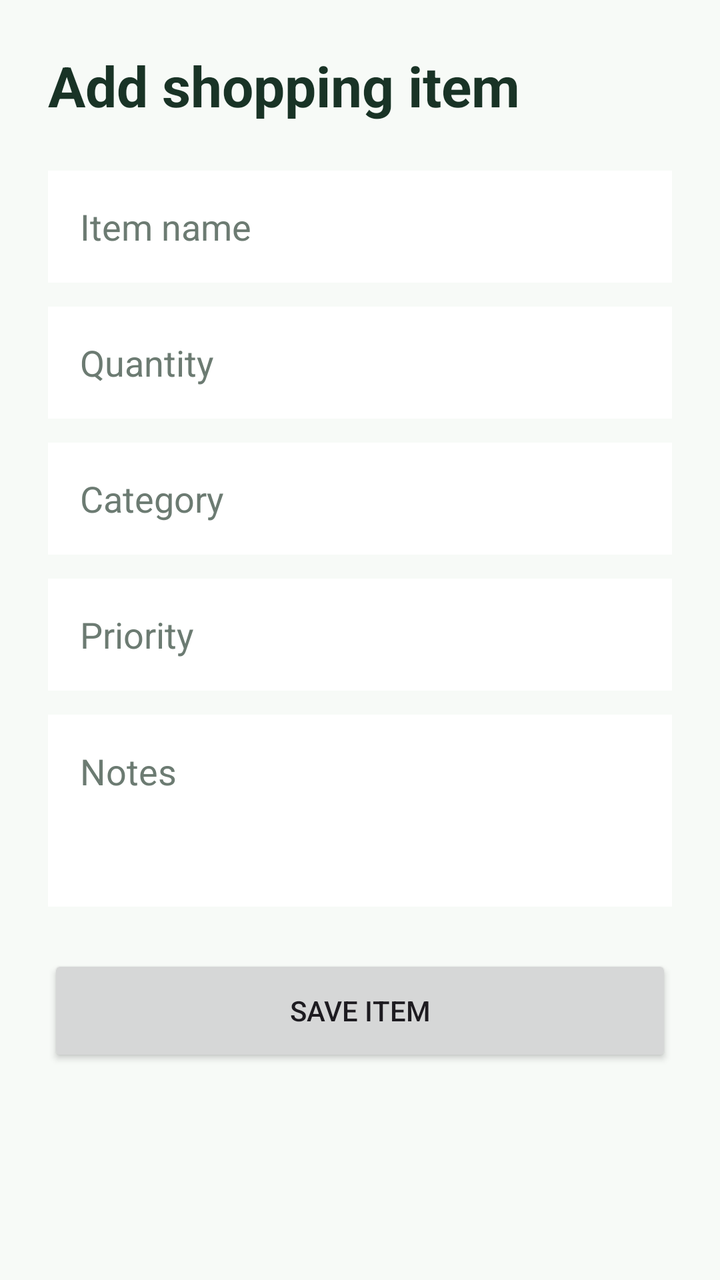
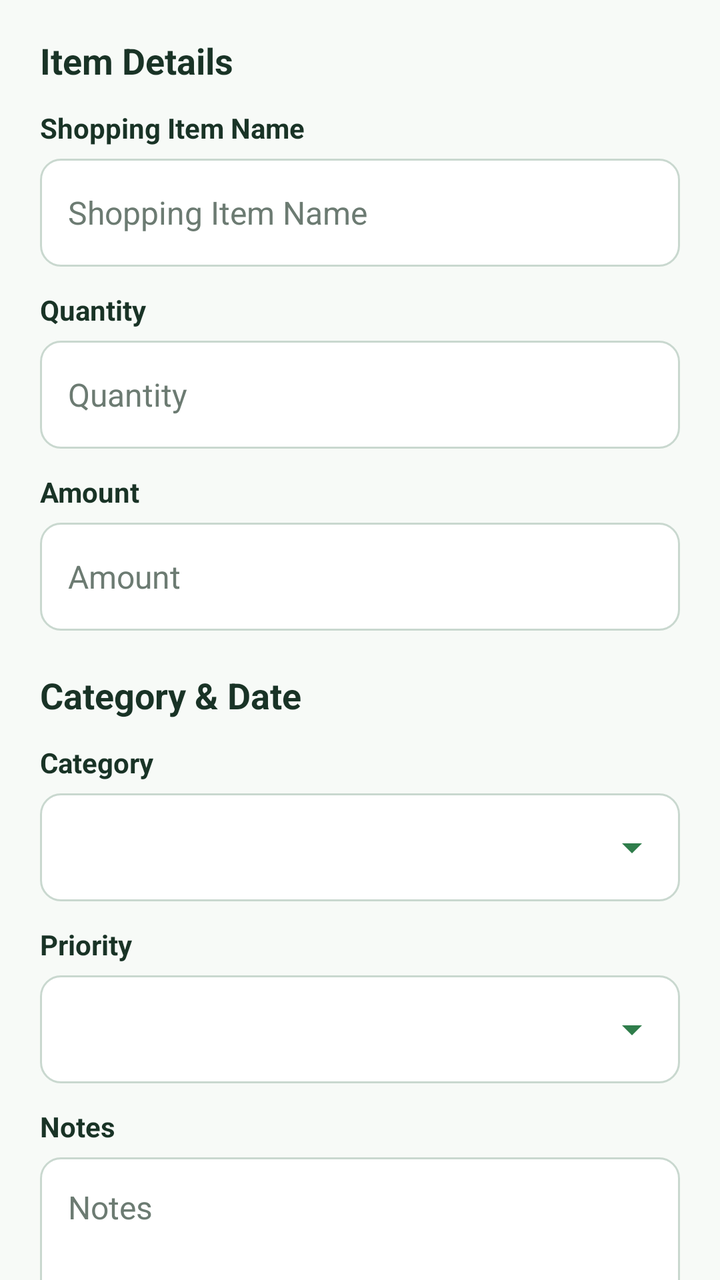

Before-and-after screenshots of an Android layout around one commit, followed by the original layout XML and the change that was made.
<!-- AndroidManifest.xml: application theme Theme.QuickCart -->
<!-- res/layout/fragment_add_item.xml -->
<?xml version="1.0" encoding="utf-8"?>
<androidx.core.widget.NestedScrollView xmlns:android="http://schemas.android.com/apk/res/android"
    xmlns:tools="http://schemas.android.com/tools"
    android:layout_width="match_parent"
    android:layout_height="match_parent"
    android:background="#F7FAF7"
    tools:context=".AddItemFragment">

    <LinearLayout
        android:layout_width="match_parent"
        android:layout_height="wrap_content"
        android:orientation="vertical"
        android:padding="24dp">

        <TextView
            android:id="@+id/textview_add_item_title"
            android:layout_width="match_parent"
            android:layout_height="wrap_content"
            android:text="@string/add_item_title"
            android:textColor="#193326"
            android:textSize="28sp"
            android:textStyle="bold" />

        <EditText
            android:id="@+id/edittext_item_name"
            android:layout_width="match_parent"
            android:layout_height="56dp"
            android:layout_marginTop="24dp"
            android:background="#FFFFFF"
            android:hint="@string/item_name_hint"
            android:inputType="textCapWords"
            android:paddingStart="16dp"
            android:paddingEnd="16dp"
            android:singleLine="true"
            android:textColor="#26352D"
            android:textColorHint="#6C7B72" />

        <EditText
            android:id="@+id/edittext_item_quantity"
            android:layout_width="match_parent"
            android:layout_height="56dp"
            android:layout_marginTop="12dp"
            android:background="#FFFFFF"
            android:hint="@string/item_quantity_hint"
            android:inputType="textCapWords"
            android:paddingStart="16dp"
            android:paddingEnd="16dp"
            android:singleLine="true"
            android:textColor="#26352D"
            android:textColorHint="#6C7B72" />

        <EditText
            android:id="@+id/edittext_item_category"
            android:layout_width="match_parent"
            android:layout_height="56dp"
            android:layout_marginTop="12dp"
            android:background="#FFFFFF"
            android:hint="@string/item_category_hint"
            android:inputType="textCapWords"
            android:paddingStart="16dp"
            android:paddingEnd="16dp"
            android:singleLine="true"
            android:textColor="#26352D"
            android:textColorHint="#6C7B72" />

        <EditText
            android:id="@+id/edittext_item_priority"
            android:layout_width="match_parent"
            android:layout_height="56dp"
            android:layout_marginTop="12dp"
            android:background="#FFFFFF"
            android:hint="@string/item_priority_hint"
            android:inputType="textCapWords"
            android:paddingStart="16dp"
            android:paddingEnd="16dp"
            android:singleLine="true"
            android:textColor="#26352D"
            android:textColorHint="#6C7B72" />

        <EditText
            android:id="@+id/edittext_item_notes"
            android:layout_width="match_parent"
            android:layout_height="96dp"
            android:layout_marginTop="12dp"
            android:background="#FFFFFF"
            android:gravity="top"
            android:hint="@string/item_notes_hint"
            android:inputType="textMultiLine|textCapSentences"
            android:padding="16dp"
            android:textColor="#26352D"
            android:textColorHint="#6C7B72" />

        <Button
            android:id="@+id/button_save_item"
            android:layout_width="match_parent"
            android:layout_height="56dp"
            android:layout_marginTop="24dp"
            android:text="@string/save_item" />

    </LinearLayout>
</androidx.core.widget.NestedScrollView>
<!-- resources referenced by this layout -->
<resources>
  <string name="add_item_title">Add shopping item</string>
  <string name="item_name_hint">Item name</string>
  <string name="save_item">Save item</string>
  <!-- unchanged entries left out for length: 6 -->
</resources>

<!-- the commit's change to res/layout/fragment_add_item.xml (unified diff, before → after) -->
@@ -3,98 +3,201 @@
     xmlns:tools="http://schemas.android.com/tools"
     android:layout_width="match_parent"
     android:layout_height="match_parent"
-    android:background="#F7FAF7"
+    android:background="@color/quickcart_background"
+    android:fillViewport="true"
     tools:context=".AddItemFragment">
 
     <LinearLayout
         android:layout_width="match_parent"
         android:layout_height="wrap_content"
         android:orientation="vertical"
-        android:padding="24dp">
-
-        <TextView
-            android:id="@+id/textview_add_item_title"
-            android:layout_width="match_parent"
-            android:layout_height="wrap_content"
-            android:text="@string/add_item_title"
-            android:textColor="#193326"
-            android:textSize="28sp"
-            android:textStyle="bold" />
+        android:paddingStart="@dimen/form_screen_padding"
+        android:paddingTop="18dp"
+        android:paddingEnd="@dimen/form_screen_padding"
+        android:paddingBottom="96dp">
+
+        <TextView
+            style="@style/QuickCart.FormSectionTitle"
+            android:layout_width="match_parent"
+            android:layout_height="wrap_content"
+            android:text="@string/item_details_section" />
+
+        <TextView
+            style="@style/QuickCart.FormLabel"
+            android:layout_width="match_parent"
+            android:layout_height="wrap_content"
+            android:layout_marginTop="@dimen/form_gap"
+            android:text="@string/shopping_item_name_hint" />
 
         <EditText
             android:id="@+id/edittext_item_name"
-            android:layout_width="match_parent"
-            android:layout_height="56dp"
-            android:layout_marginTop="24dp"
-            android:background="#FFFFFF"
-            android:hint="@string/item_name_hint"
-            android:inputType="textCapWords"
-            android:paddingStart="16dp"
-            android:paddingEnd="16dp"
-            android:singleLine="true"
-            android:textColor="#26352D"
-            android:textColorHint="#6C7B72" />
+            style="@style/QuickCart.FormEditText"
+            android:hint="@string/shopping_item_name_hint"
+            android:inputType="textCapWords" />
+
+        <TextView
+            style="@style/QuickCart.FormLabel"
+            android:layout_width="match_parent"
+            android:layout_height="wrap_content"
+            android:layout_marginTop="@dimen/form_gap"
+            android:text="@string/item_quantity_hint" />
 
         <EditText
             android:id="@+id/edittext_item_quantity"
-            android:layout_width="match_parent"
-            android:layout_height="56dp"
-            android:layout_marginTop="12dp"
-            android:background="#FFFFFF"
+            style="@style/QuickCart.FormEditText"
             android:hint="@string/item_quantity_hint"
-            android:inputType="textCapWords"
-            android:paddingStart="16dp"
-            android:paddingEnd="16dp"
-            android:singleLine="true"
-            android:textColor="#26352D"
-            android:textColorHint="#6C7B72" />
-
-        <EditText
-            android:id="@+id/edittext_item_category"
-            android:layout_width="match_parent"
-            android:layout_height="56dp"
-            android:layout_marginTop="12dp"
-            android:background="#FFFFFF"
-            android:hint="@string/item_category_hint"
-            android:inputType="textCapWords"
-            android:paddingStart="16dp"
-            android:paddingEnd="16dp"
-            android:singleLine="true"
-            android:textColor="#26352D"
-            android:textColorHint="#6C7B72" />
-
-        <EditText
-            android:id="@+id/edittext_item_priority"
-            android:layout_width="match_parent"
-            android:layout_height="56dp"
-            android:layout_marginTop="12dp"
-            android:background="#FFFFFF"
-            android:hint="@string/item_priority_hint"
-            android:inputType="textCapWords"
-            android:paddingStart="16dp"
-            android:paddingEnd="16dp"
-            android:singleLine="true"
-            android:textColor="#26352D"
-            android:textColorHint="#6C7B72" />
+            android:inputType="textCapWords" />
+
+        <TextView
+            style="@style/QuickCart.FormLabel"
+            android:layout_width="match_parent"
+            android:layout_height="wrap_content"
+            android:layout_marginTop="@dimen/form_gap"
+            android:text="@string/item_amount_hint" />
+
+        <EditText
+            android:id="@+id/edittext_item_amount"
+            style="@style/QuickCart.FormEditText"
+            android:hint="@string/item_amount_hint"
+            android:inputType="number" />
+
+        <TextView
+            style="@style/QuickCart.FormSectionTitle"
+            android:layout_width="match_parent"
+            android:layout_height="wrap_content"
+            android:layout_marginTop="@dimen/form_section_gap"
+            android:text="@string/category_date_section" />
+
+        <TextView
+            style="@style/QuickCart.FormLabel"
+            android:layout_width="match_parent"
+            android:layout_height="wrap_content"
+            android:layout_marginTop="@dimen/form_gap"
+            android:text="@string/item_category_hint" />
+
+        <FrameLayout
+            style="@style/QuickCart.DropdownContainer">
+
+            <Spinner
+                android:id="@+id/spinner_item_category"
+                style="@style/QuickCart.FormDropdown"
+                android:prompt="@string/item_category_hint" />
+
+            <ImageView
+                android:layout_width="24dp"
+                android:layout_height="24dp"
+                android:layout_gravity="end|center_vertical"
+                android:contentDescription="@string/item_category_hint"
+                android:src="@drawable/ic_arrow_drop_down" />
+        </FrameLayout>
+
+        <TextView
+            style="@style/QuickCart.FormLabel"
+            android:layout_width="match_parent"
+            android:layout_height="wrap_content"
+            android:layout_marginTop="@dimen/form_gap"
+            android:text="@string/item_priority_hint" />
+
+        <FrameLayout
+            style="@style/QuickCart.DropdownContainer">
+
+            <Spinner
+                android:id="@+id/spinner_item_priority"
+                style="@style/QuickCart.FormDropdown"
+                android:prompt="@string/item_priority_hint" />
+
+            <ImageView
+                android:layout_width="24dp"
+                android:layout_height="24dp"
+                android:layout_gravity="end|center_vertical"
+                android:contentDescription="@string/item_priority_hint"
+                android:src="@drawable/ic_arrow_drop_down" />
+        </FrameLayout>
+
+        <TextView
+            style="@style/QuickCart.FormLabel"
+            android:layout_width="match_parent"
+            android:layout_height="wrap_content"
+            android:layout_marginTop="@dimen/form_gap"
+            android:text="@string/item_notes_hint" />
 
         <EditText
             android:id="@+id/edittext_item_notes"
-            android:layout_width="match_parent"
-            android:layout_height="96dp"
-            android:layout_marginTop="12dp"
-            android:background="#FFFFFF"
+            style="@style/QuickCart.FormEditText"
+            android:layout_height="92dp"
             android:gravity="top"
             android:hint="@string/item_notes_hint"
             android:inputType="textMultiLine|textCapSentences"
-            android:padding="16dp"
-            android:textColor="#26352D"
-            android:textColorHint="#6C7B72" />
+            android:paddingTop="14dp"
+            android:singleLine="false" />
+
+        <TextView
+            style="@style/QuickCart.FormSectionTitle"
+            android:layout_width="match_parent"
+            android:layout_height="wrap_content"
+            android:layout_marginTop="@dimen/form_section_gap"
+            android:text="@string/product_image" />
+
+        <FrameLayout
+            android:id="@+id/container_item_image"
+            android:layout_width="match_parent"
+            android:layout_height="150dp"
+            android:layout_marginTop="8dp"
+            android:background="@drawable/image_placeholder_background"
+            android:clickable="true"
+            android:focusable="true">
+
+            <ImageView
+                android:id="@+id/imageview_item_preview"
+                android:layout_width="match_parent"
+                android:layout_height="match_parent"
+                android:contentDescription="@string/product_image"
+                android:scaleType="centerCrop" />
+
+            <LinearLayout
+                android:id="@+id/layout_item_image_empty"
+                android:layout_width="match_parent"
+                android:layout_height="match_parent"
+                android:gravity="center"
+                android:orientation="vertical"
+                android:padding="16dp">
+
+                <ImageView
+                    android:layout_width="38dp"
+                    android:layout_height="38dp"
+                    android:contentDescription="@string/product_image"
+                    android:src="@drawable/ic_photo_placeholder" />
+
+                <TextView
+                    android:layout_width="wrap_content"
+                    android:layout_height="wrap_content"
+                    android:layout_marginTop="8dp"
+                    android:text="@string/image_empty_title"
+                    android:textColor="@color/quickcart_primary_dark"
+                    android:textSize="15sp"
+                    android:textStyle="bold" />
+
+                <TextView
+                    android:layout_width="wrap_content"
+                    android:layout_height="wrap_content"
+                    android:layout_marginTop="4dp"
+                    android:gravity="center"
+                    android:text="@string/image_empty_helper"
+                    android:textColor="@color/quickcart_muted"
+                    android:textSize="13sp" />
+            </LinearLayout>
+        </FrameLayout>
+
+        <Button
+            android:id="@+id/button_choose_item_image"
+            style="@style/QuickCart.SecondaryButton"
+            android:layout_marginTop="10dp"
+            android:text="@string/choose_product_image" />
 
         <Button
             android:id="@+id/button_save_item"
-            android:layout_width="match_parent"
-            android:layout_height="56dp"
-            android:layout_marginTop="24dp"
+            style="@style/QuickCart.PrimaryButton"
+            android:layout_marginTop="@dimen/form_section_gap"
             android:text="@string/save_item" />
 
     </LinearLayout>
<!-- resource entries referenced after the edit -->
@@ -1,8 +1,163 @@
 <!-- resources referenced by this layout -->
 <resources>
-  <string name="add_item_title">Add shopping item</string>
-  <string name="item_name_hint">Item name</string>
-  <string name="save_item">Save item</string>
+  <color name="quickcart_background">#F7FAF7</color>
+  <color name="quickcart_muted">#6C7B72</color>
+  <color name="quickcart_primary_dark">#193326</color>
+  <dimen name="form_gap">12dp</dimen>
+  <dimen name="form_screen_padding">20dp</dimen>
+  <dimen name="form_section_gap">20dp</dimen>
+  <!-- drawable ic_arrow_drop_down (drawable) -->
+  <?xml version="1.0" encoding="utf-8"?>
+  <vector xmlns:android="http://schemas.android.com/apk/res/android"
+      android:width="24dp"
+      android:height="24dp"
+      android:viewportWidth="24"
+      android:viewportHeight="24">
+  
+      <path
+          android:fillColor="@color/quickcart_primary"
+          android:pathData="M7,10l5,5 5,-5z" />
+  </vector>
+  <!-- drawable ic_photo_placeholder (drawable) -->
+  <?xml version="1.0" encoding="utf-8"?>
+  <vector xmlns:android="http://schemas.android.com/apk/res/android"
+      android:width="36dp"
+      android:height="36dp"
+      android:viewportWidth="24"
+      android:viewportHeight="24">
+  
+      <path
+          android:fillColor="@color/quickcart_muted"
+          android:pathData="M5,5h14c1.1,0 2,0.9 2,2v10c0,1.1 -0.9,2 -2,2H5c-1.1,0 -2,-0.9 -2,-2V7c0,-1.1 0.9,-2 2,-2zM5,17h14v-3.2l-3.2,-3.2 -4.2,4.2 -2.1,-2.1L5,17zM8,10c1.1,0 2,-0.9 2,-2S9.1,6 8,6 6,6.9 6,8s0.9,2 2,2z" />
+  </vector>
+  <!-- drawable image_placeholder_background (drawable) -->
+  <?xml version="1.0" encoding="utf-8"?>
+  <shape xmlns:android="http://schemas.android.com/apk/res/android">
+      <solid android:color="@color/quickcart_field_subtle" />
+      <stroke
+          android:width="1dp"
+          android:color="@color/quickcart_border" />
+      <corners android:radius="12dp" />
+  </shape>
+  <string name="category_date_section">Category &amp; Date</string>
+  <string name="choose_product_image">Choose Product Image</string>
+  <string name="image_empty_helper">Tap Choose Product Image To Add One</string>
+  <string name="image_empty_title">No Image Selected</string>
+  <string name="item_amount_hint">Amount</string>
+  <string name="item_details_section">Item Details</string>
+  <string name="product_image">Product Image</string>
+  <string name="save_item">Save Shopping Item</string>
+  <string name="shopping_item_name_hint">Shopping Item Name</string>
+  <style name="QuickCart.DropdownContainer">
+          <item name="android:layout_width">match_parent</item>
+          <item name="android:layout_height">@dimen/form_field_height</item>
+          <item name="android:layout_marginTop">6dp</item>
+          <item name="android:background">@drawable/form_field_background</item>
+          <item name="android:paddingStart">14dp</item>
+          <item name="android:paddingEnd">12dp</item>
+      </style>
+  <style name="QuickCart.FormDropdown">
+          <item name="android:layout_width">match_parent</item>
+          <item name="android:layout_height">@dimen/form_field_height</item>
+          <item name="android:background">@android:color/transparent</item>
+          <item name="android:paddingStart">0dp</item>
+          <item name="android:paddingEnd">34dp</item>
+          <item name="android:popupBackground">@color/quickcart_field</item>
+      </style>
+  <style name="QuickCart.FormEditText">
+          <item name="android:layout_width">match_parent</item>
+          <item name="android:layout_height">@dimen/form_field_height</item>
+          <item name="android:layout_marginTop">6dp</item>
+          <item name="android:background">@drawable/form_field_background</item>
+          <item name="android:paddingStart">14dp</item>
+          <item name="android:paddingEnd">14dp</item>
+          <item name="android:textColor">@color/quickcart_text</item>
+          <item name="android:textColorHint">@color/quickcart_muted</item>
+          <item name="android:textSize">16sp</item>
+          <item name="android:singleLine">true</item>
+      </style>
+  <style name="QuickCart.FormLabel">
+          <item name="android:textColor">@color/quickcart_primary_dark</item>
+          <item name="android:textSize">14sp</item>
+          <item name="android:textStyle">bold</item>
+      </style>
+  <style name="QuickCart.FormSectionTitle">
+          <item name="android:textColor">@color/quickcart_primary_dark</item>
+          <item name="android:textSize">18sp</item>
+          <item name="android:textStyle">bold</item>
+      </style>
+  <style name="QuickCart.PrimaryButton">
+          <item name="android:layout_width">match_parent</item>
+          <item name="android:layout_height">54dp</item>
+          <item name="android:background">@drawable/button_primary_background</item>
+          <item name="android:backgroundTint">@color/quickcart_primary_dark</item>
+          <item name="android:textColor">@color/white</item>
+          <item name="android:textStyle">bold</item>
+          <item name="android:textAllCaps">false</item>
+      </style>
+  <style name="QuickCart.SecondaryButton">
+          <item name="android:layout_width">match_parent</item>
+          <item name="android:layout_height">52dp</item>
+          <item name="android:background">@drawable/button_secondary_background</item>
+          <item name="android:backgroundTint">@color/quickcart_primary</item>
+          <item name="android:textColor">@color/white</item>
+          <item name="android:textStyle">bold</item>
+          <item name="android:textAllCaps">false</item>
+      </style>
+  <color name="quickcart_primary">#2F7D4B</color>
+  <color name="quickcart_field_subtle">#F1F5F2</color>
+  <color name="quickcart_border">#C9D8CF</color>
+  <dimen name="form_field_height">54dp</dimen>
+  <!-- drawable form_field_background (drawable) -->
+  <?xml version="1.0" encoding="utf-8"?>
+  <selector xmlns:android="http://schemas.android.com/apk/res/android">
+      <item android:state_focused="true">
+          <shape>
+              <solid android:color="@color/quickcart_field" />
+              <stroke
+                  android:width="2dp"
+                  android:color="@color/quickcart_primary" />
+              <corners android:radius="@dimen/form_field_radius" />
+          </shape>
+      </item>
+      <item android:state_enabled="false">
+          <shape>
+              <solid android:color="@color/quickcart_field_subtle" />
+              <stroke
+                  android:width="1dp"
+                  android:color="@color/quickcart_border" />
+              <corners android:radius="@dimen/form_field_radius" />
+          </shape>
+      </item>
+      <item>
+          <shape>
+              <solid android:color="@color/quickcart_field" />
+              <stroke
+                  android:width="1dp"
+                  android:color="@color/quickcart_border" />
+              <corners android:radius="@dimen/form_field_radius" />
+          </shape>
+      </item>
+  </selector>
+  <color name="quickcart_field">#FFFFFF</color>
+  <color name="quickcart_text">#26352D</color>
+  <!-- drawable button_primary_background (drawable) -->
+  <?xml version="1.0" encoding="utf-8"?>
+  <shape xmlns:android="http://schemas.android.com/apk/res/android">
+      <solid android:color="@color/quickcart_primary" />
+      <corners android:radius="12dp" />
+  </shape>
+  <color name="white">#FFFFFFFF</color>
+  <!-- drawable button_secondary_background (drawable) -->
+  <?xml version="1.0" encoding="utf-8"?>
+  <shape xmlns:android="http://schemas.android.com/apk/res/android">
+      <solid android:color="#E8F5E9" />
+      <stroke
+          android:width="1dp"
+          android:color="@color/quickcart_primary" />
+      <corners android:radius="12dp" />
+  </shape>
+  <dimen name="form_field_radius">10dp</dimen>
   <!-- unchanged entries left out for length: 6 -->
 </resources>
 
